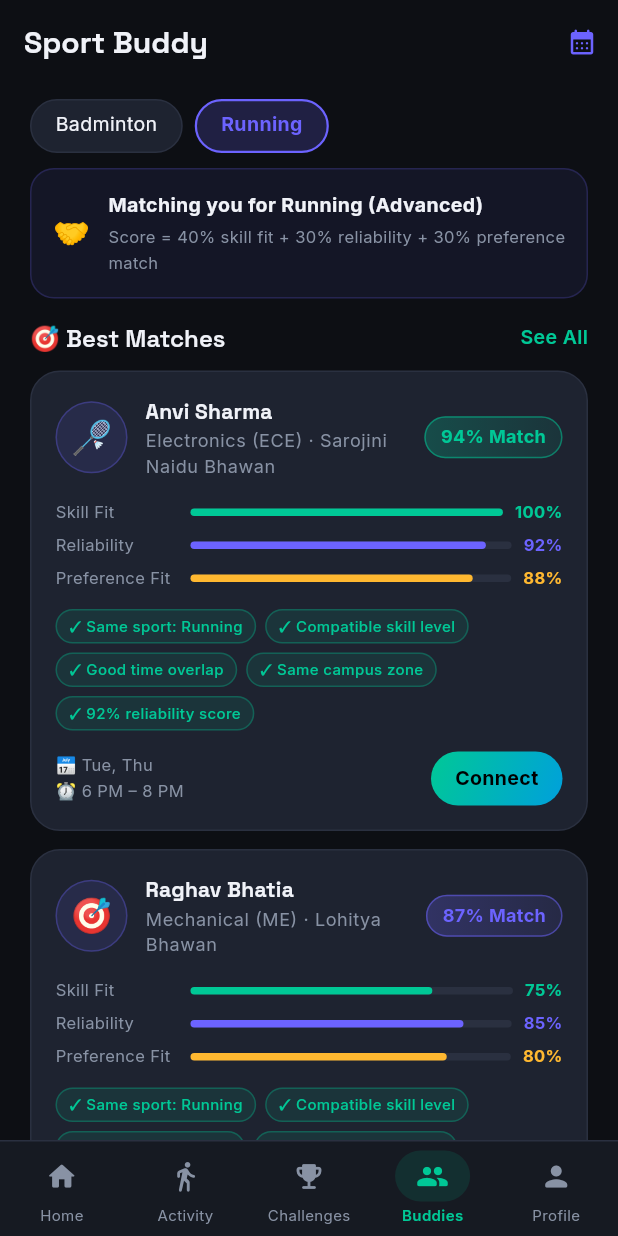
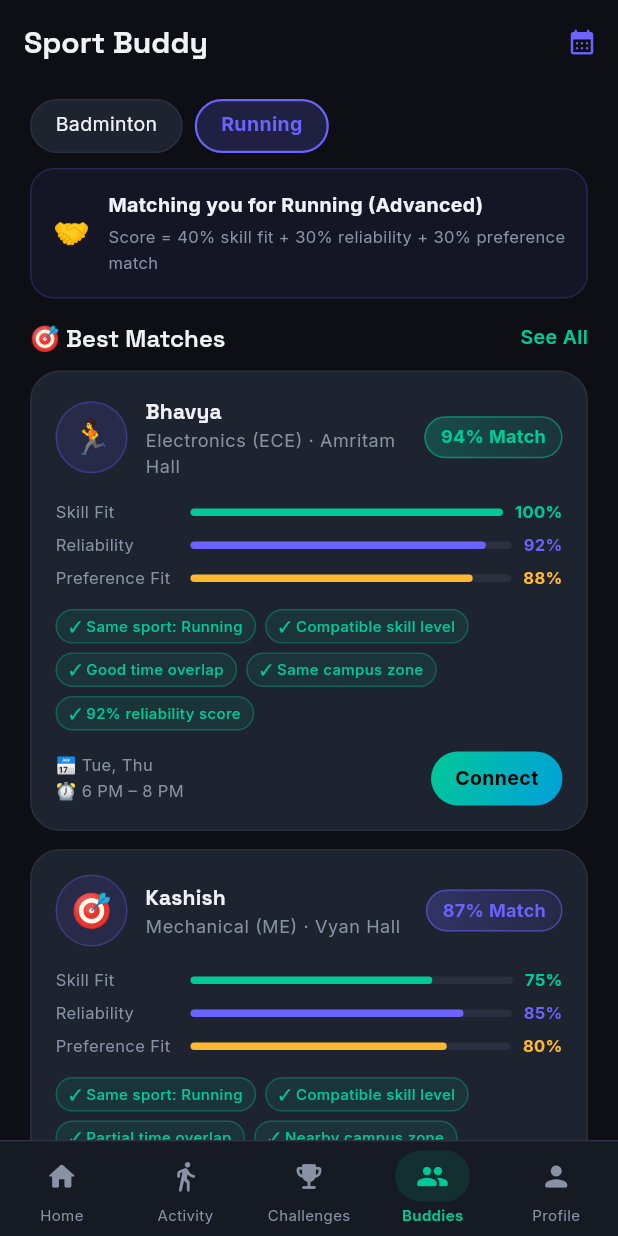
Before and after one commit to DishaGoyal16/StepUp, a Flutter app: the SportBuddyScreen screen opened by its route, after a tap on "Running", on a phone screen of 412 x 824 dp. Run offline on Flutter 3.47's test engine with Material 3 defaults, Android fonts, the phone set to English and light mode, and no system bars; drawn by our look-alikes of flutter_animate; our stand-ins replace equatable, flutter_riverpod, go_router, google_fonts, hive, hive_flutter and 4 more; missing offline and left inert: health; accounts and stored records are empty.

Commit message:
App hostel Name changes

```diff
--- /dev/null
+++ b/devtools_options.yaml
@@ -0,0 +1,3 @@
+description: This file stores settings for Dart & Flutter DevTools.
+documentation: https://docs.flutter.dev/tools/devtools/extensions#configure-extension-enablement-states
+extensions:
--- a/lib/app/app.dart
+++ b/lib/app/app.dart
@@ -16,7 +16,7 @@ class ThaparStepUpApp extends ConsumerWidget {
     return MaterialApp.router(
       title: 'Thapar StepUp',
       debugShowCheckedModeBanner: false,
-      theme: AppTheme.lightTheme,
+      theme: AppTheme.lightMode,
       darkTheme: AppTheme.darkTheme,
       themeMode: themeMode,
       routerConfig: router,
--- a/lib/app/theme/app_theme.dart
+++ b/lib/app/theme/app_theme.dart
@@ -263,7 +263,7 @@ class AppTheme {
       elevatedButtonTheme: ElevatedButtonThemeData(
         style: ElevatedButton.styleFrom(
           backgroundColor: AppColors.primary,
-          foregroundColor: Colors.black,
+          foregroundColor: Colors.white,
           minimumSize: const Size.fromHeight(52),
           shape: RoundedRectangleBorder(
             borderRadius: BorderRadius.circular(AppRadius.md),
@@ -301,7 +301,7 @@ class AppTheme {
     );
   }
 
-  static ThemeData get lightTheme {
+  static ThemeData get lightMode {
     return ThemeData(
       useMaterial3: true,
       brightness: Brightness.light,
--- a/lib/core/constants/app_constants.dart
+++ b/lib/core/constants/app_constants.dart
@@ -10,15 +10,15 @@ abstract class AppConstants {
   static const int maxDailyStepGoal = 30000;
 
   // Gamification — XP
-  static const int xpPerVerifiedStep = 1;       // 1 XP per 10 verified steps
+  static const int xpPerVerifiedStep = 1; // 1 XP per 10 verified steps
   static const int xpPerVerifiedStepDivisor = 10;
-  static const int xpPerRunningStep = 2;        // Running earns double
+  static const int xpPerRunningStep = 2; // Running earns double
   static const int xpPerRunningStepDivisor = 10;
   static const int xpChallengeDaily = 50;
   static const int xpChallengeWeekly = 200;
   static const int xpChallengeCampus = 500;
   static const int xpSportSession = 100;
-  static const int xpStreakBonus = 25;          // per streak day
+  static const int xpStreakBonus = 25; // per streak day
   static const int xpBetWin = 150;
 
   // Gamification — Coins
@@ -31,20 +31,20 @@ abstract class AppConstants {
 
   // Levels
   static const List<LevelConfig> levels = [
-    LevelConfig(level: 1, title: 'Fresh Starter',     xpRequired: 0),
-    LevelConfig(level: 2, title: 'Active Student',    xpRequired: 200),
-    LevelConfig(level: 3, title: 'Campus Walker',     xpRequired: 500),
-    LevelConfig(level: 4, title: 'Fitness Grinder',   xpRequired: 1000),
-    LevelConfig(level: 5, title: 'Step Warrior',      xpRequired: 1800),
-    LevelConfig(level: 6, title: 'Campus Runner',     xpRequired: 2800),
-    LevelConfig(level: 7, title: 'Elite Mover',       xpRequired: 4000),
-    LevelConfig(level: 8, title: 'Campus Athlete',    xpRequired: 5500),
-    LevelConfig(level: 9, title: 'StepUp Legend',     xpRequired: 7500),
-    LevelConfig(level: 10, title: 'StepUp Champion',  xpRequired: 10000),
+    LevelConfig(level: 1, title: 'Fresh Starter', xpRequired: 0),
+    LevelConfig(level: 2, title: 'Active Student', xpRequired: 200),
+    LevelConfig(level: 3, title: 'Campus Walker', xpRequired: 500),
+    LevelConfig(level: 4, title: 'Fitness Grinder', xpRequired: 1000),
+    LevelConfig(level: 5, title: 'Step Warrior', xpRequired: 1800),
+    LevelConfig(level: 6, title: 'Campus Runner', xpRequired: 2800),
+    LevelConfig(level: 7, title: 'Elite Mover', xpRequired: 4000),
+    LevelConfig(level: 8, title: 'Campus Athlete', xpRequired: 5500),
+    LevelConfig(level: 9, title: 'StepUp Legend', xpRequired: 7500),
+    LevelConfig(level: 10, title: 'StepUp Champion', xpRequired: 10000),
   ];
 
   // Activity integrity thresholds
-  static const double minWalkingCadence = 60.0;    // steps/min
+  static const double minWalkingCadence = 60.0; // steps/min
   static const double maxWalkingCadence = 140.0;
   static const double minRunningCadence = 140.0;
   static const double maxRunningCadence = 220.0;
@@ -77,7 +77,12 @@ abstract class AppConstants {
   // Step Battle
   static const List<int> battleTargets = [2000, 5000, 7500, 10000, 15000];
   static const List<int> battleStakes = [100, 250, 500, 1000, 2500];
-  static const List<String> battleDurations = ['Today', '24 hours', '3 days', '7 days'];
+  static const List<String> battleDurations = [
+    'Today',
+    '24 hours',
+    '3 days',
+    '7 days',
+  ];
   static const int startingWalletBalance = 1000;
 
   // Sports supported
@@ -127,19 +132,34 @@ abstract class AppConstants {
     'Other',
   ];
 
-  static const List<String> years = ['1st Year', '2nd Year', '3rd Year', '4th Year', 'PG'];
+  static const List<String> years = [
+    '1st Year',
+    '2nd Year',
+    '3rd Year',
+    '4th Year',
+    'PG',
+  ];
 
+  // Hostels
   static const List<String> hostels = [
-    'Kalpana Chawla Bhawan',
-    'Sarojini Naidu Bhawan',
-    'Kasturba Bhawan',
-    'Meerabai Bhawan',
-    'Lohitya Bhawan',
-    'Ganga Bhawan',
-    'Yamuna Bhawan',
-    'Sutlej Bhawan',
-    'Beas Bhawan',
-    'Cauvery Bhawan',
+    'Agira Hall',
+    'Amritam Hall',
+    'Prithvi Hall',
+    'Neeram Hall',
+    'Vasudha Hall - Block E',
+    'Vyan Hall',
+    'Tejas Hall',
+    'Ambaram Hall',
+    'Viyat Hall',
+    'Anantam Hall',
+    'Vyom Hall',
+    'Hostel-FRF/G',
+    'Vasudha Hall - Block G',
+    'Ira Hall',
+    'Anahata Hall',
+    'Dhriti Hall',
+    'Vahni Hall',
+    'Hostel-Pavani Hall',
     'Day Scholar',
   ];
 }
@@ -148,6 +168,7 @@ class LevelConfig {
   final int level;
   final String title;
   final int xpRequired;
+
   const LevelConfig({
     required this.level,
     required this.title,
--- a/lib/core/services/settings_service.dart
+++ b/lib/core/services/settings_service.dart
@@ -19,7 +19,7 @@ class SettingsService {
       case 'dark':
         return ThemeMode.dark;
       default:
-        return ThemeMode.dark; // default to dark
+        return ThemeMode.light; // default to dark
     }
   }
 
--- a/lib/data/repositories/local_repositories.dart
+++ b/lib/data/repositories/local_repositories.dart
@@ -45,7 +45,7 @@ class LocalUserRepository {
       email: 'disha.goyal@thapar.edu',
       department: 'Computer Science (CSE)',
       year: '3rd Year',
-      hostel: 'Kalpana Chawla Bhawan',
+      hostel: 'Vahani Hostel',
       avatarEmoji: '🏃',
       xp: 1240,
       level: 8,
@@ -129,8 +129,10 @@ class LocalActivityRepository {
   List<DailyActivitySummary> demoWeeklySummaries() {
     const weekSteps = [6800, 9200, 7100, 8900, 5500, 10200, 8642];
     const weekVerified = [6200, 8800, 6500, 8400, 5000, 9700, 7931];
+
     return List.generate(7, (i) {
       final day = DateTime.now().subtract(Duration(days: 6 - i));
+
       return DailyActivitySummary(
         date: day,
         importedSteps: weekSteps[i],
@@ -158,6 +160,7 @@ class LocalActivityRepository {
 class LocalChallengeRepository {
   List<ChallengeModel> getActiveChallenges() {
     final now = DateTime.now();
+
     return [
       ChallengeModel(
         id: _uuid.v4(),
@@ -192,7 +195,8 @@ class LocalChallengeRepository {
       ChallengeModel(
         id: _uuid.v4(),
         title: 'Thapar 100K',
-        description: 'Campus-wide challenge: collect 100K verified steps this month',
+        description:
+        'Campus-wide challenge: collect 100K verified steps this month',
         emoji: '🏛️',
         type: ChallengeType.campus,
         status: ChallengeStatus.active,
@@ -232,7 +236,8 @@ class LocalBetRepository {
 
   List<BetModel> getActiveBets(String userId) {
     return _demoBets(userId)
-        .where((b) => b.status == BetStatus.active || b.status == BetStatus.pending)
+        .where((b) =>
+    b.status == BetStatus.active || b.status == BetStatus.pending)
         .toList();
   }
 
@@ -279,11 +284,11 @@ class LocalSportBuddyRepository {
     return [
       SportMatch(
         id: 'match_1',
-        userId: 'anvi_456',
-        userName: 'Anvi Sharma',
-        avatarEmoji: '🏸',
+        userId: 'bhavya_001',
+        userName: 'Bhavya',
+        avatarEmoji: '🏃',
         department: 'Electronics (ECE)',
-        hostel: 'Sarojini Naidu Bhawan',
+        hostel: 'Amritam Hall',
         sport: sport,
         skillLevel: skillLevel,
         availableDays: ['Tue', 'Thu'],
@@ -306,11 +311,11 @@ class LocalSportBuddyRepository {
       ),
       SportMatch(
         id: 'match_2',
-        userId: 'raghav_789',
-        userName: 'Raghav Bhatia',
+        userId: 'kashish_002',
+        userName: 'Kashish',
         avatarEmoji: '🎯',
         department: 'Mechanical (ME)',
-        hostel: 'Lohitya Bhawan',
+        hostel: 'Vyan Hall',
         sport: sport,
         skillLevel: skillLevel,
         availableDays: ['Thu', 'Sat'],
@@ -333,11 +338,11 @@ class LocalSportBuddyRepository {
       ),
       SportMatch(
         id: 'match_3',
-        userId: 'kashish_101',
-        userName: 'Kashish Arora',
+        userId: 'anvi_003',
+        userName: 'Anvi',
         avatarEmoji: '⚡',
         department: 'Computer Science (CSE)',
-        hostel: 'Meerabai Bhawan',
+        hostel: 'Prithvi Hall',
         sport: sport,
         skillLevel: skillLevel,
         availableDays: ['Tue', 'Fri', 'Sun'],
@@ -366,6 +371,7 @@ class LocalSportBuddyRepository {
 class LocalSessionRepository {
   List<SportSession> getDemoSessions() {
     final now = DateTime.now();
+
     return [
       SportSession(
         id: 'session_1',
@@ -409,11 +415,11 @@ class LocalLeaderboardRepository {
     return [
       LeaderboardEntry(
         rank: 1,
-        userId: 'anvi_456',
-        userName: 'Anvi Sharma',
+        userId: 'sanveer_001',
+        userName: 'Sanveer',
         avatarEmoji: '🏸',
         department: 'Electronics (ECE)',
-        hostel: 'Kalpana Chawla Bhawan',
+        hostel: 'Agira Hall',
         verifiedSteps: 48230,
       ),
       LeaderboardEntry(
@@ -422,35 +428,35 @@ class LocalLeaderboardRepository {
         userName: 'Disha Goyal',
         avatarEmoji: '🏃',
         department: 'Computer Science (CSE)',
-        hostel: 'Kalpana Chawla Bhawan',
+        hostel: 'Vahani Hall',
         verifiedSteps: 42810,
         isCurrentUser: true,
       ),
       LeaderboardEntry(
         rank: 3,
-        userId: 'raghav_789',
-        userName: 'Raghav Bhatia',
+        userId: 'anvi_002',
+        userName: 'Anvi',
         avatarEmoji: '🎯',
         department: 'Mechanical (ME)',
-        hostel: 'Lohitya Bhawan',
+        hostel: 'Pavani Hall',
         verifiedSteps: 39400,
       ),
       LeaderboardEntry(
         rank: 4,
-        userId: 'kashish_101',
-        userName: 'Kashish Arora',
+        userId: 'kashish_003',
+        userName: 'Kashish',
         avatarEmoji: '⚡',
         department: 'Computer Science (CSE)',
-        hostel: 'Meerabai Bhawan',
+        hostel: 'Prithvi Hall',
         verifiedSteps: 35600,
       ),
       LeaderboardEntry(
         rank: 5,
-        userId: 'priya_202',
-        userName: 'Priya Nair',
+        userId: 'raghav_004',
+        userName: 'Raghav',
         avatarEmoji: '🌟',
         department: 'Biotechnology (BTECH)',
-        hostel: 'Kasturba Bhawan',
+        hostel: 'Amritam Hall',
         verifiedSteps: 31200,
       ),
     ];
@@ -465,12 +471,14 @@ class LocalWalletRepository {
 
   WalletModel getWallet() {
     final raw = _box.get('wallet');
+
     if (raw != null) {
       try {
         return WalletModel.fromJson(
             Map<String, dynamic>.from(jsonDecode(raw as String) as Map));
       } catch (_) {}
     }
+
     return _demoWallet();
   }
 
@@ -480,6 +488,7 @@ class LocalWalletRepository {
 
   WalletModel _demoWallet() {
     final now = DateTime.now();
+
     return WalletModel(
       balance: 2450,
       transactions: [
--- a/lib/main.dart
+++ b/lib/main.dart
@@ -2,6 +2,7 @@ import 'package:flutter/material.dart';
 import 'package:flutter/services.dart';
 import 'package:flutter_riverpod/flutter_riverpod.dart';
 import 'package:hive_flutter/hive_flutter.dart';
+import 'package:google_fonts/google_fonts.dart';
 
 import 'app/app.dart';
 import 'core/constants/hive_keys.dart';
@@ -9,13 +10,13 @@ import 'core/constants/hive_keys.dart';
 Future<void> main() async {
   WidgetsFlutterBinding.ensureInitialized();
 
-  // Lock to portrait for consistent UX
+  GoogleFonts.config.allowRuntimeFetching = false;
+
   await SystemChrome.setPreferredOrientations([
     DeviceOrientation.portraitUp,
     DeviceOrientation.portraitDown,
   ]);
 
-  // Set system UI overlay style
   SystemChrome.setSystemUIOverlayStyle(
     const SystemUiOverlayStyle(
       statusBarColor: Colors.transparent,
@@ -23,7 +24,6 @@ Future<void> main() async {
     ),
   );
 
-  // Initialize Hive local storage
   await Hive.initFlutter();
   await _openHiveBoxes();
 
```
Also changed, not shown: 1 other file. Lines whose indentation alone changed are shown as unchanged.
